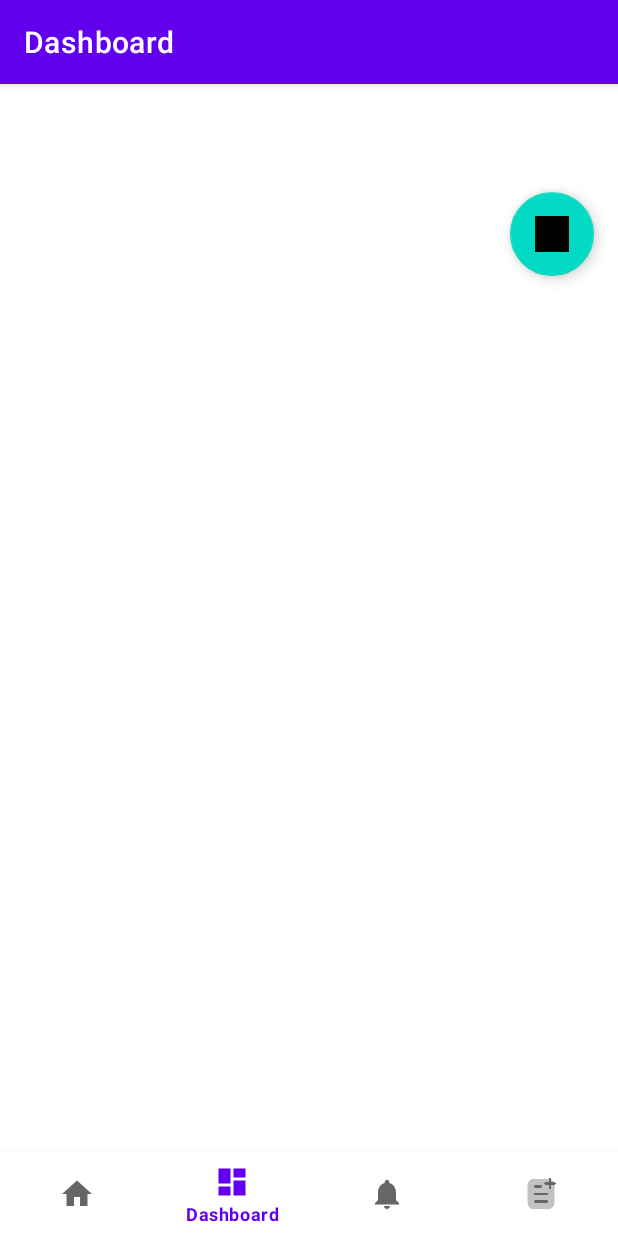
After one commit to omernoach/recipe-app, an Android app: the PostFragment screen opened through its navigation route, on a phone screen of 412 x 824 dp. The commit adds this screen. Run offline under Robolectric (Android 15) with nearby library versions, the phone set to English and light mode, and no system bars; our stand-ins replace Firebase (no records; nobody signed in at launch, a user with empty details on screens opened directly), Picasso, Room's generated code, navigation-ui.

Commit message:
add post page

```diff
--- a/app/build.gradle.kts
+++ b/app/build.gradle.kts
@@ -61,6 +61,7 @@ dependencies {
     kapt(libs.androidx.room.compiler)
     implementation(libs.room.runtime)
     implementation(libs.gson)
+    implementation("com.squareup.picasso:picasso:2.71828")
 
 
 
--- a/app/src/main/java/com/example/recipe_app/Data/local/PostDao.kt
+++ b/app/src/main/java/com/example/recipe_app/Data/local/PostDao.kt
@@ -1,5 +1,6 @@
 package com.example.recipe_app.Data.local
 
+import androidx.lifecycle.LiveData
 import androidx.room.Dao
 import androidx.room.Insert
 import androidx.room.OnConflictStrategy
@@ -13,6 +14,9 @@ interface PostDao {
     @Insert(onConflict = OnConflictStrategy.REPLACE)
     suspend fun insert(post: Post)
 
+    @Insert(onConflict = OnConflictStrategy.REPLACE)
+    suspend fun insertPosts(posts: List<Post>)
+
     @Update
     suspend fun update(post: Post)
 
@@ -21,4 +25,13 @@ interface PostDao {
 
     @Query("DELETE FROM posts WHERE id = :postId")
     suspend fun deletePost(postId: String)
+
+    @Query("DELETE FROM posts")
+    suspend fun deleteAllPosts()
+
+    @Query("SELECT * FROM posts")
+    fun getAllPosts(): LiveData<List<Post>>
+
+    @Query("SELECT * FROM posts")
+    suspend fun getAllPostsSync(): List<Post>
 }
--- a/app/src/main/java/com/example/recipe_app/Data/repository/PostRepository.kt
+++ b/app/src/main/java/com/example/recipe_app/Data/repository/PostRepository.kt
@@ -1,27 +1,41 @@
-//package com.example.recipe_app.Data.repository
-//
-//import com.example.recipe_app.Data.Post
-//import com.example.recipe_app.Data.local.PostDao
-//import com.example.recipe_app.Data.FirebaseService
-//import kotlinx.coroutines.Dispatchers
-//import kotlinx.coroutines.withContext
-//
-//class PostRepository(
-//    private val postDao: PostDao,
-//    private val firebaseService: FirebaseService
-//) {
-//
-//    fun getLocalPosts() = postDao.getAllPosts() // Get all posts from Room
-//
-//    suspend fun syncPosts() = withContext(Dispatchers.IO) {
-//        val posts = firebaseService.getPosts() // Fetch from Firebase
-//        postDao.clearAll() // Clear old data
-//        postDao.insertAll(posts) // Save new posts in Room
-//    }
-//
-//    fun observeFirebaseChanges() {
-//        firebaseService.listenForUpdates { posts ->
-//            postDao.insertAll(posts) // Update Room in real-time
-//        }
-//    }
-//}
+package com.example.recipe_app.Data.repository
+
+import android.app.Application
+import android.util.Log
+import androidx.lifecycle.LiveData
+import com.example.recipe_app.Data.local.AppDatabase
+import com.example.recipe_app.Data.local.PostDao
+import com.example.recipe_app.Data.model.Post
+import com.example.recipe_app.Data.remote.FirebaseService
+
+
+class PostRepository(application: Application) {
+    private val postDao: PostDao = AppDatabase.getDatabase(application).postDao()
+    private val firebaseService: FirebaseService = FirebaseService()
+
+    fun getPosts(): LiveData<List<Post>> {
+        return postDao.getAllPosts()
+    }
+
+    suspend fun syncData() {
+        try {
+            val postsFromFirebase = firebaseService.getAllPosts() // קבלת הפוסטים החדשים מ-Firebase
+
+            Log.d("PostRepository", "Fetched posts from Firebase: $postsFromFirebase")
+
+            val postsInRoom = postDao.getAllPostsSync() // עדכון ב-DAO (נראה בהמשך)
+
+            val idsInFirebase = postsFromFirebase.map { it.id }
+            val postsToDelete = postsInRoom.filter { it.id !in idsInFirebase }
+            postsToDelete.forEach { post ->
+                postDao.deletePost(post.id)
+                Log.d("PostRepository", "Deleted post with ID ${post.id} from ROOM")
+            }
+
+            postDao.insertPosts(postsFromFirebase)
+
+        } catch (e: Exception) {
+            Log.e("PostRepository", "Error syncing Firebase with ROOM", e)
+        }
+    }
+}
--- a/app/src/main/java/com/example/recipe_app/MainActivity.kt
+++ b/app/src/main/java/com/example/recipe_app/MainActivity.kt
@@ -12,16 +12,13 @@ import androidx.navigation.ui.setupWithNavController
 import com.example.recipe_app.databinding.ActivityMainBinding
 import com.google.firebase.auth.FirebaseAuth
 import androidx.lifecycle.lifecycleScope
-import com.example.recipe_app.Data.local.AppDatabase
-import com.example.recipe_app.Data.local.PostDao
-import com.example.recipe_app.Data.remote.FirebaseService
+import com.example.recipe_app.Data.repository.PostRepository
 import kotlinx.coroutines.launch
 
 class MainActivity : AppCompatActivity() {
 
     private lateinit var binding: ActivityMainBinding
-    private lateinit var firebaseService: FirebaseService
-    private lateinit var postDao: PostDao
+    private lateinit var postRepository: PostRepository
 
     override fun onCreate(savedInstanceState: Bundle?) {
         super.onCreate(savedInstanceState)
@@ -37,13 +34,13 @@ class MainActivity : AppCompatActivity() {
         val navController = findNavController(R.id.nav_host_fragment_activity_main)
         val appBarConfiguration = AppBarConfiguration(
             setOf(
-                R.id.navigation_home, R.id.navigation_dashboard, R.id.navigation_notifications, R.id.createPostFragment
+                R.id.navigation_home, R.id.navigation_posts, R.id.navigation_notifications, R.id.createPostFragment
             )
         )
         setupActionBarWithNavController(navController, appBarConfiguration)
         navView.setupWithNavController(navController)
-        firebaseService = FirebaseService()
-        postDao = AppDatabase.getDatabase(applicationContext).postDao()
+
+        postRepository = PostRepository(application)
 
         synchronizeFirebaseWithRoom()
     }
@@ -51,15 +48,7 @@ class MainActivity : AppCompatActivity() {
     private fun synchronizeFirebaseWithRoom() {
         lifecycleScope.launch {
             try {
-                val posts = firebaseService.getAllPosts()
-                if (posts.isEmpty()) {
-                    Log.d("MainActivity", "No posts fetched from Firebase.")
-                    return@launch
-                }
-                posts.forEach { post ->
-                    postDao.insert(post)
-                    Log.d("MainActivity", "Post with ID ${post.id} inserted into ROOM.")
-                }
+                postRepository.syncData()
 
                 Toast.makeText(this@MainActivity, "Firebase and ROOM synced!", Toast.LENGTH_SHORT).show()
             } catch (e: Exception) {
--- /dev/null
+++ b/app/src/main/java/com/example/recipe_app/ui/post/PostFragment.kt
@@ -0,0 +1,60 @@
+package com.example.recipe_app.ui.post
+
+import android.os.Bundle
+import android.util.Log
+import android.view.LayoutInflater
+import android.view.View
+import android.view.ViewGroup
+import android.widget.ProgressBar
+import androidx.fragment.app.Fragment
+import androidx.lifecycle.Observer
+import androidx.lifecycle.ViewModelProvider
+import androidx.recyclerview.widget.LinearLayoutManager
+import com.example.recipe_app.R
+import com.example.recipe_app.databinding.FragmentPostBinding
+
+class PostFragment : Fragment() {
+
+    private lateinit var postViewModel: PostViewModel
+    private lateinit var postAdapter: PostAdapter
+    private lateinit var progressBar: ProgressBar
+    private lateinit var refreshButton: View
+
+    override fun onCreateView(
+        inflater: LayoutInflater, container: ViewGroup?,
+        savedInstanceState: Bundle?
+    ): View? {
+        val binding = FragmentPostBinding.inflate(inflater, container, false)
+        postViewModel = ViewModelProvider(this).get(PostViewModel::class.java)
+
+        postAdapter = PostAdapter()
+        binding.recyclerView.adapter = postAdapter
+
+        binding.recyclerView.layoutManager = LinearLayoutManager(context)
+
+        progressBar = binding.progressBar
+        refreshButton = binding.root.findViewById(R.id.refreshButton)
+
+        Log.d("PostFragment", "Fragment created and adapter set")
+
+        postViewModel.posts.observe(viewLifecycleOwner, Observer { posts ->
+            Log.d("PostFragment", "Posts received: $posts")
+            postAdapter.submitList(posts)
+            progressBar.visibility = View.GONE
+        })
+
+        syncData()
+
+
+        refreshButton.setOnClickListener {
+            progressBar.visibility = View.VISIBLE
+            syncData()
+        }
+
+        return binding.root
+    }
+
+    private fun syncData() {
+        postViewModel.syncData()
+    }
+}
--- /dev/null
+++ b/app/src/main/java/com/example/recipe_app/ui/post/PostViewModel.kt
@@ -0,0 +1,24 @@
+package com.example.recipe_app.ui.post
+
+import android.app.Application
+import android.util.Log
+import androidx.lifecycle.AndroidViewModel
+import androidx.lifecycle.LiveData
+import androidx.lifecycle.viewModelScope
+import com.example.recipe_app.Data.model.Post
+import com.example.recipe_app.Data.repository.PostRepository
+import kotlinx.coroutines.launch
+
+class PostViewModel(application: Application) : AndroidViewModel(application) {
+
+    private val postRepository: PostRepository = PostRepository(application)
+    val posts: LiveData<List<Post>> = postRepository.getPosts()
+
+    fun syncData() {
+        viewModelScope.launch {
+            Log.d("PostViewModel", "Syncing data...")
+            postRepository.syncData()
+            Log.d("PostViewModel", "Data synced")
+        }
+    }
+}
--- /dev/null
+++ b/app/src/main/res/layout/fragment_post.xml
@@ -0,0 +1,44 @@
+<androidx.constraintlayout.widget.ConstraintLayout xmlns:android="http://schemas.android.com/apk/res/android"
+    xmlns:app="http://schemas.android.com/apk/res-auto"
+    xmlns:tools="http://schemas.android.com/tools"
+    xmlns:material="http://schemas.android.com/apk/res-auto"
+    android:layout_width="match_parent"
+    android:layout_height="match_parent"
+    tools:context=".ui.post.PostFragment">
+
+    <!-- כפתור ריפרש -->
+    <com.google.android.material.floatingactionbutton.FloatingActionButton
+        android:id="@+id/refreshButton"
+        android:layout_width="56dp"
+        android:layout_height="56dp"
+        android:layout_marginTop="16dp"
+        android:layout_marginEnd="16dp"
+        android:src="@drawable/ic_menu_refresh"
+        app:layout_constraintEnd_toEndOf="parent"
+        app:layout_constraintTop_toTopOf="parent"
+        app:contentDescription="Refresh Posts" />
+
+    <!-- Material Circular Progress Indicator -->
+    <com.google.android.material.progressindicator.CircularProgressIndicator
+        android:id="@+id/progressBar"
+        android:layout_width="wrap_content"
+        android:layout_height="wrap_content"
+        android:visibility="gone"
+        app:layout_constraintBottom_toBottomOf="parent"
+        app:layout_constraintEnd_toEndOf="parent"
+        app:layout_constraintStart_toStartOf="parent"
+        app:layout_constraintTop_toTopOf="parent"/>
+
+    <!-- RecyclerView with constraints -->
+    <androidx.recyclerview.widget.RecyclerView
+        android:id="@+id/recyclerView"
+        android:layout_width="0dp"
+        android:layout_height="0dp"
+        android:padding="16dp"
+        android:fillViewport="true"
+        app:layout_constraintBottom_toBottomOf="parent"
+        app:layout_constraintEnd_toEndOf="parent"
+        app:layout_constraintStart_toStartOf="parent"
+        app:layout_constraintTop_toTopOf="parent"/>
+
+</androidx.constraintlayout.widget.ConstraintLayout>
--- a/app/src/main/res/menu/bottom_nav_menu.xml
+++ b/app/src/main/res/menu/bottom_nav_menu.xml
@@ -7,7 +7,7 @@
         android:title="@string/title_home" />
 
     <item
-        android:id="@+id/navigation_dashboard"
+        android:id="@+id/navigation_posts"
         android:icon="@drawable/ic_dashboard_black_24dp"
         android:title="@string/title_dashboard" />
 
--- a/app/src/main/res/navigation/mobile_navigation.xml
+++ b/app/src/main/res/navigation/mobile_navigation.xml
@@ -12,10 +12,10 @@
         tools:layout="@layout/fragment_home" />
 
     <fragment
-        android:id="@+id/navigation_dashboard"
-        android:name="com.example.recipe_app.ui.dashboard.DashboardFragment"
+        android:id="@+id/navigation_posts"
+        android:name="com.example.recipe_app.ui.post.PostFragment"
         android:label="@string/title_dashboard"
-        tools:layout="@layout/fragment_dashboard" />
+        tools:layout="@layout/fragment_post" />
 
     <fragment
         android:id="@+id/navigation_notifications"
```
Also changed, not shown: app/src/main/java/com/example/recipe_app/ui/post/PostAdapter.kt (added, +51 -0 lines), app/src/main/res/layout/item_post.xml (added, +43 -0 lines), app/src/main/res/drawable/ic_menu_refresh.png (added).
